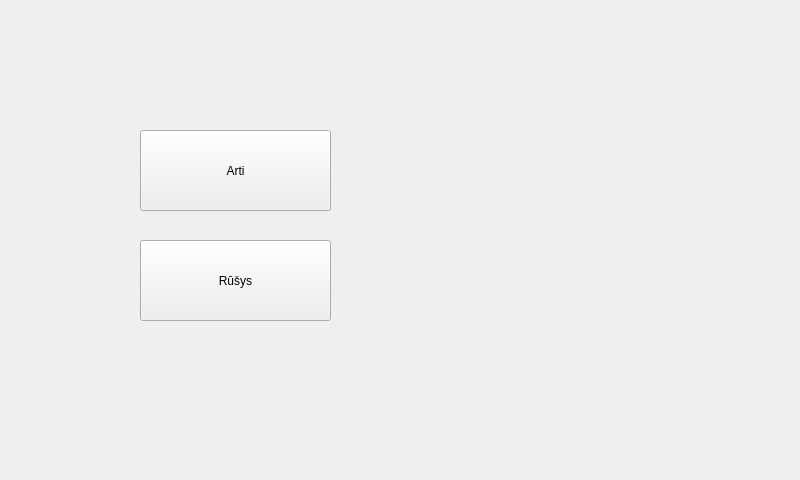
Qt form nokia/AlausRadaras/alausradaras.ui (vincnetas/alaus-radaras) before a commit.
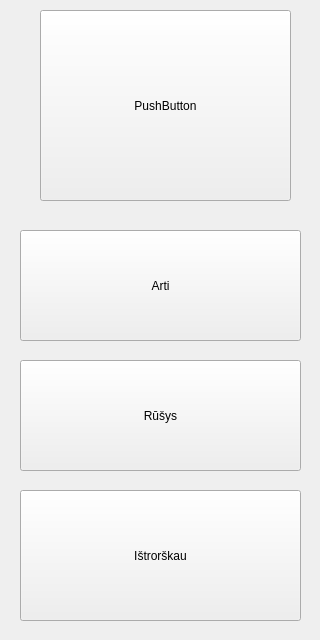
The same form after that commit. Icons and pictures are not drawn.

The edit to the form file:
```diff
--- a/nokia/AlausRadaras/alausradaras.ui
+++ b/nokia/AlausRadaras/alausradaras.ui
@@ -6,23 +6,29 @@
    <rect>
     <x>0</x>
     <y>0</y>
-    <width>800</width>
-    <height>480</height>
+    <width>320</width>
+    <height>640</height>
    </rect>
   </property>
   <property name="windowTitle">
    <string>AlausRadaras</string>
   </property>
+  <property name="styleSheet">
+   <string notr="true">QMainWindow, QWidget, QDialog { border-image: url(:/images/background.png); }</string>
+  </property>
   <widget class="QWidget" name="centralWidget">
    <widget class="QPushButton" name="btnNear">
     <property name="geometry">
      <rect>
-      <x>140</x>
-      <y>130</y>
-      <width>191</width>
-      <height>81</height>
+      <x>20</x>
+      <y>230</y>
+      <width>281</width>
+      <height>111</height>
      </rect>
     </property>
+    <property name="styleSheet">
+     <string notr="true">border-image:url(:/images/batonas.png);</string>
+    </property>
     <property name="text">
      <string>Arti</string>
     </property>
@@ -30,16 +36,51 @@
    <widget class="QPushButton" name="btnBrands">
     <property name="geometry">
      <rect>
-      <x>140</x>
-      <y>240</y>
-      <width>191</width>
-      <height>81</height>
+      <x>20</x>
+      <y>360</y>
+      <width>281</width>
+      <height>111</height>
      </rect>
     </property>
+    <property name="styleSheet">
+     <string notr="true">border-image:url(:/images/batonas.png)</string>
+    </property>
     <property name="text">
      <string>Rūšys</string>
     </property>
    </widget>
+   <widget class="QPushButton" name="btnLucky">
+    <property name="geometry">
+     <rect>
+      <x>20</x>
+      <y>490</y>
+      <width>281</width>
+      <height>131</height>
+     </rect>
+    </property>
+    <property name="styleSheet">
+     <string notr="true">border-image:url(:/images/batonas.png)</string>
+    </property>
+    <property name="text">
+     <string>Ištrorškau</string>
+    </property>
+   </widget>
+   <widget class="QPushButton" name="pushButton">
+    <property name="geometry">
+     <rect>
+      <x>40</x>
+      <y>10</y>
+      <width>251</width>
+      <height>191</height>
+     </rect>
+    </property>
+    <property name="styleSheet">
+     <string notr="true">border-image:url(:/images/bok_title.png);</string>
+    </property>
+    <property name="text">
+     <string>PushButton</string>
+    </property>
+   </widget>
   </widget>
  </widget>
  <layoutdefault spacing="6" margin="11"/>
```
